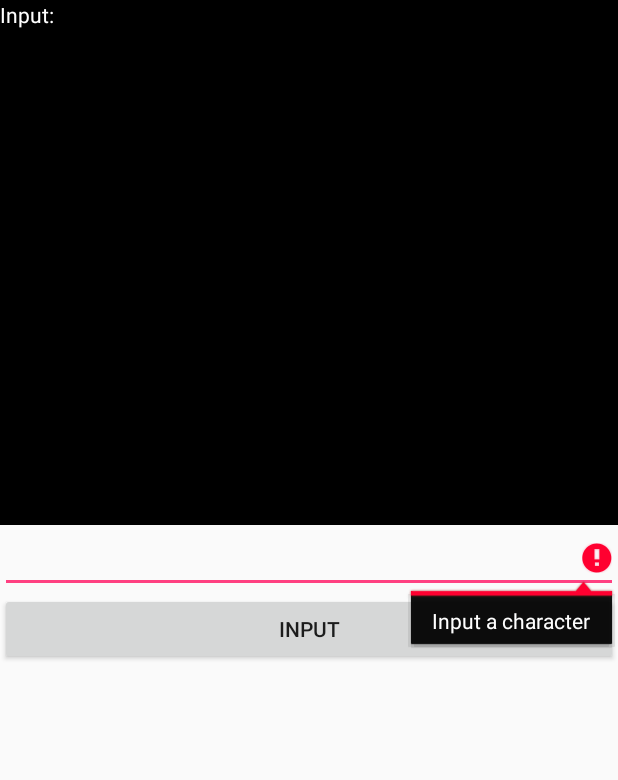
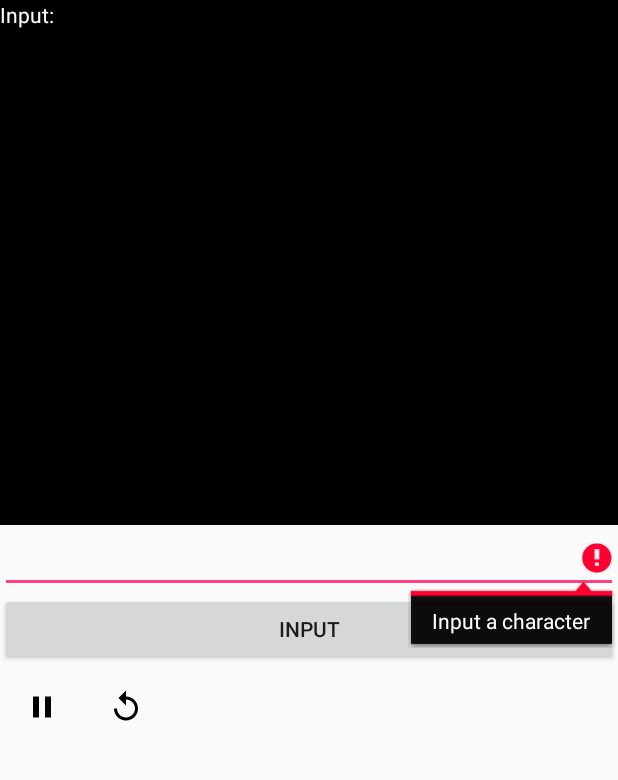
Before and after one commit to tpb1908/Brainfuck_App, an Android app: the Runner screen opened directly, with no data from a screen before it, after a tap on "INPUT", on a phone screen of 412 x 824 dp, the part 84-864 px from its top. Run offline under Robolectric (Android 15) with nearby library versions, the phone set to English and light mode, and no system bars.

Commit message:
Added pause in runner

```diff
--- a/app/src/main/java/com/tpb/brainfuck_app/Runner.java
+++ b/app/src/main/java/com/tpb/brainfuck_app/Runner.java
@@ -6,6 +6,7 @@ import android.support.v7.app.AppCompatActivity;
 import android.util.Log;
 import android.view.View;
 import android.widget.EditText;
+import android.widget.ImageButton;
 import android.widget.TextView;
 
 import java.util.ArrayList;
@@ -23,6 +24,8 @@ public class Runner extends AppCompatActivity implements InterpreterIO {
 
     private TextView mOutput;
     private EditText mInput;
+    private ImageButton mPlayPauseButton;
+    private boolean paused = false;
 
     @Override
     protected void onCreate(@Nullable Bundle savedInstanceState) {
@@ -30,13 +33,37 @@ public class Runner extends AppCompatActivity implements InterpreterIO {
         setContentView(R.layout.runner);
         mOutput = (TextView) findViewById(R.id.output);
         mInput = (EditText) findViewById(R.id.input);
+        mPlayPauseButton = (ImageButton) findViewById(R.id.play_pause_button);
+        startProgram();
+    }
+
+    private void startProgram() {
         program = new Program();
         program.prog = "-,+[ -[ >>++++[>++++++++<-] <+<-[ >+>+>-[>>>] <[[>+<-]>>+>] <<<<<- ] ]>>>[-]+ >--[-[<->[-]]]<[ ++++++++++++<[ >-[>+>>] >[+[<+>-]>+>>] <<<<<- ] >>[<+>-] >[ -[ -<<[-]>> ]<<[<<->>-]>> ]<<[<<+>>-] ] <[-] <.[-] <-,+ ]";
         program.outputSuffix = "\n";
         inter = new Interpreter(this, program);
         thread = new Thread(inter);
         thread.start();
+    }
 
+    public void togglePause(View v) {
+        if(paused) {
+            inter.unPause();
+            mOutput.append("\nUnpaused\n");
+            mPlayPauseButton.setImageDrawable(getApplicationContext().getDrawable(R.drawable.ic_pause_black));
+        } else {
+            inter.pause();
+            mOutput.append("\nPaused\n");
+            mPlayPauseButton.setImageDrawable(getApplicationContext().getDrawable(R.drawable.ic_play_arrow_black));
+
+        }
+        paused = !paused;
+    }
+
+    public void restart(View v) {
+        thread.interrupt();
+        mOutput.setText("");
+        startProgram();
     }
 
     @Override
@@ -59,7 +86,6 @@ public class Runner extends AppCompatActivity implements InterpreterIO {
                 mOutput.append("Input: ");
             }
         });
-
     }
 
     public void input(View v) {
@@ -77,12 +103,12 @@ public class Runner extends AppCompatActivity implements InterpreterIO {
     private class Interpreter implements Runnable {
         private InterpreterIO io;
         private Program program;
-        private int stepCounter; //Rudimentary way to detect infinite loops
         private int[] mem;
         private int pos;
         private int pointer;
         private ArrayList<Loop> loops;
         private boolean waitingForInput = false;
+        private boolean paused = false;
 
         public Interpreter(InterpreterIO io, Program program) {
             this.io = io;
@@ -91,14 +117,13 @@ public class Runner extends AppCompatActivity implements InterpreterIO {
 
         @Override
         public void run() {
-            stepCounter = 0;
             mem = new int[program.defaultSize];
             pos = 0;
             pointer = 0;
             loops = new ArrayList<>();
             findLoopPositions();
             while(pos < program.prog.length()) {
-                if(waitingForInput) {
+                if(paused || waitingForInput) {
                     try {
                         Thread.sleep(100);
                     } catch(InterruptedException e) {}
@@ -150,6 +175,14 @@ public class Runner extends AppCompatActivity implements InterpreterIO {
             waitingForInput = false;
         }
 
+        public void pause() {
+            paused = true;
+        }
+
+        public void unPause() {
+            paused = false;
+        }
+
 
         public int closingPos(int left) {
             for(Loop l : loops) {
@@ -186,4 +219,7 @@ public class Runner extends AppCompatActivity implements InterpreterIO {
             }
         }
     }
+
+
+
 }
--- /dev/null
+++ b/app/src/main/res/drawable/ic_pause_black.xml
@@ -0,0 +1,9 @@
+<?xml version="1.0" encoding="utf-8"?>
+<vector xmlns:android="http://schemas.android.com/apk/res/android"
+        android:viewportWidth="24"
+        android:viewportHeight="24"
+        android:width="24dp"
+        android:height="24dp">
+    <path android:pathData="M6 19h4V5H6v14zm8-14v14h4V5h-4z" android:fillColor="#000000"/>
+    <path android:pathData="M0 0h24v24H0z" android:fillColor="#00FFFFFF"/>
+</vector>
--- /dev/null
+++ b/app/src/main/res/drawable/ic_replay_black.xml
@@ -0,0 +1,11 @@
+<?xml version="1.0" encoding="utf-8"?>
+<vector xmlns:android="http://schemas.android.com/apk/res/android"
+        android:viewportWidth="24"
+        android:viewportHeight="24"
+        android:width="24dp"
+        android:height="24dp">
+    <path android:pathData="M0 0h24v24H0z" android:fillColor="#00FFFFFF"/>
+    <path
+        android:pathData="M12 5V1L7 6l5 5V7c3.31 0 6 2.69 6 6s-2.69 6-6 6-6-2.69-6-6H4c0 4.42 3.58 8 8 8s8-3.58 8-8-3.58-8-8-8z"
+        android:fillColor="#000000"/>
+</vector>
--- a/app/src/main/res/layout/runner.xml
+++ b/app/src/main/res/layout/runner.xml
@@ -35,5 +35,35 @@
         android:layout_centerHorizontal="true"
         android:onClick="input"/>
 
+    <TableLayout
+        android:layout_width="match_parent"
+        android:layout_height="match_parent"
+        android:layout_below="@+id/input_button"
+        android:layout_centerHorizontal="true">
+
+        <TableRow
+            android:layout_width="match_parent"
+            android:layout_height="match_parent">
+
+            <ImageButton
+                android:id="@+id/play_pause_button"
+                android:layout_column="0"
+                android:layout_width="56dp"
+                android:layout_height="56dp"
+                android:src="@drawable/ic_pause_black"
+                android:background="@android:color/transparent"
+                android:onClick="togglePause"/>
+
+            <ImageButton
+                android:id="@+id/restart_button"
+                android:layout_column="1"
+                android:layout_width="56dp"
+                android:layout_height="56dp"
+                android:src="@drawable/ic_replay_black"
+                android:background="@android:color/transparent"
+                android:onClick="restart"/>
+        </TableRow>
+    </TableLayout>
+
 
 </RelativeLayout>
```
Also changed, not shown: app/src/main/java/com/tpb/brainfuck_app/Program.java (+55 -1 lines).
